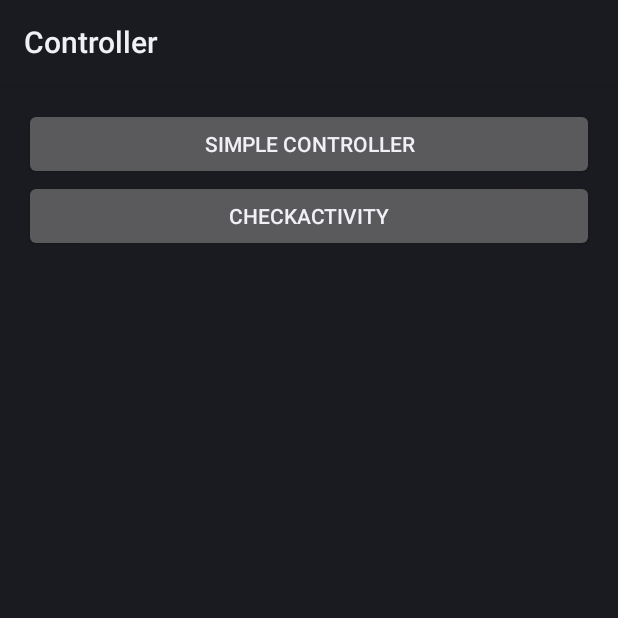
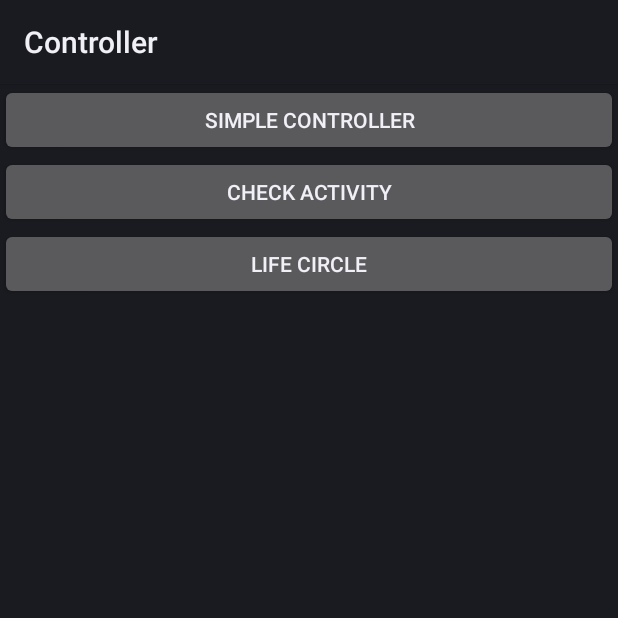
Before and after one commit to hellokent/Nuts, an Android app: the ControllerActivity screen opened directly, with no data from a screen before it, on a phone screen of 412 x 824 dp, the top half of it. Run offline under Robolectric (Android 15) with nearby library versions, the phone set to English and light mode, and no system bars.

Commit message:
修正bugs

```diff
--- a/sample/src/main/java/com/nuts/sample/config/Jumper.java
+++ b/sample/src/main/java/com/nuts/sample/config/Jumper.java
@@ -5,6 +5,7 @@
 import com.nuts.lib.jumper.IntentHandler;
 import com.nuts.sample.ui.controller.ControllerActivity;
 import com.nuts.sample.ui.controller.ControllerCheckActivityActivity;
+import com.nuts.sample.ui.controller.ControllerLifeCircleActivity;
 import com.nuts.sample.ui.controller.ControllerSimpleActivity;
 import com.nuts.sample.ui.jumper.JumperActivity;
 import com.nuts.sample.ui.jumper.JumperSimpleActivity;
@@ -26,6 +27,9 @@
     @ActivityInfo(clz = JumperSimpleActivity.class)
     IntentHandler viewJumperSimple(@Extra(IntentNames.COUNT) int count);
 
+    @ActivityInfo(clz = ControllerLifeCircleActivity.class)
+    IntentHandler viewControllerLifeCircle();
+
     @ActivityInfo(action = "action")
     IntentHandler sendBroadcast();
 }
--- a/sample/src/main/java/com/nuts/sample/ui/controller/ControllerActivity.java
+++ b/sample/src/main/java/com/nuts/sample/ui/controller/ControllerActivity.java
@@ -17,4 +17,10 @@
     public void gotoCheckActivity() {
         JUMPER.checkActivityController().startActivity(this);
     }
+
+    @OnClick(R.id.life_circle)
+    public void lifeCircle() {
+        JUMPER.viewControllerLifeCircle()
+                .startActivity(this);
+    }
 }
--- a/sample/src/main/res/layout/activity_controller.xml
+++ b/sample/src/main/res/layout/activity_controller.xml
@@ -1,9 +1,6 @@
 <?xml version="1.0" encoding="utf-8"?>
-<ScrollView xmlns:android="http://schemas.android.com/apk/res/android"
+<LinearLayout xmlns:android="http://schemas.android.com/apk/res/android"
               android:layout_width="match_parent"
-            android:layout_height="match_parent">
-
-    <LinearLayout android:layout_width="match_parent"
               android:layout_height="match_parent"
               android:orientation="vertical"
               android:layout_margin="16dp">
@@ -16,8 +13,10 @@
     <Button android:id="@+id/check_activity"
             android:layout_width="match_parent"
             android:layout_height="wrap_content"
-                android:text="CheckActivity"/>
+            android:text="@string/check_activity"/>
 
+    <Button android:id="@+id/life_circle"
+            android:layout_width="match_parent"
+            android:layout_height="wrap_content"
+            android:text="@string/life_circle"/>
 </LinearLayout>
-
-</ScrollView>
--- a/sample/src/main/res/values/strings.xml
+++ b/sample/src/main/res/values/strings.xml
@@ -7,4 +7,7 @@
     <string name="title_activity_controller">Controller</string>
     <string name="dialog_loading">加载中…</string>
     <string name="title_activity_jumper">Jumper</string>
+    <string name="check_activity">Check Activity</string>
+    <string name="life_circle">Life Circle</string>
+    <string name="title_activity_controller_life_circle">ControllerLifeCircleActivity</string>
 </resources>
```
Also changed, not shown: lib/src/main/java/com/nuts/lib/controller/Return.java (+6 -21 lines), sample/src/main/AndroidManifest.xml (+12 -7 lines), sample/src/main/java/com/nuts/sample/ui/controller/ControllerLifeCircleActivity.java (added, +42 -0 lines), sample/src/main/res/layout/activity_controller_life_circle.xml (added, +13 -0 lines), sample/src/main/res/menu/main.xml (added, +8 -0 lines), 1 other file. Lines whose indentation alone changed are shown as unchanged.
